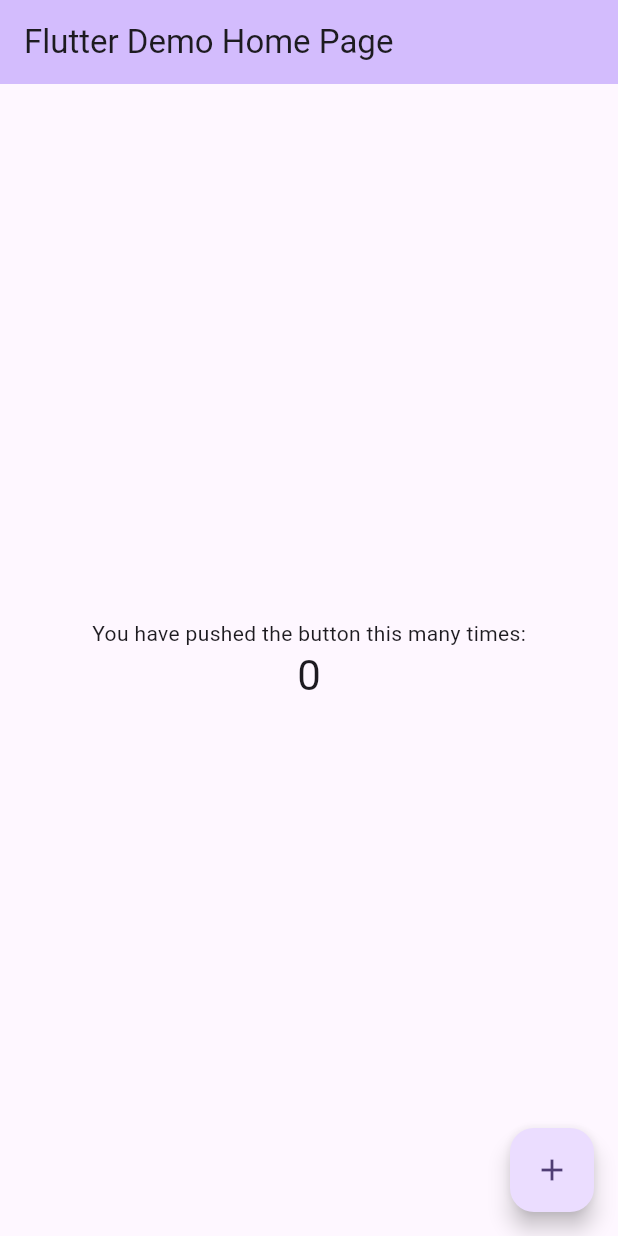
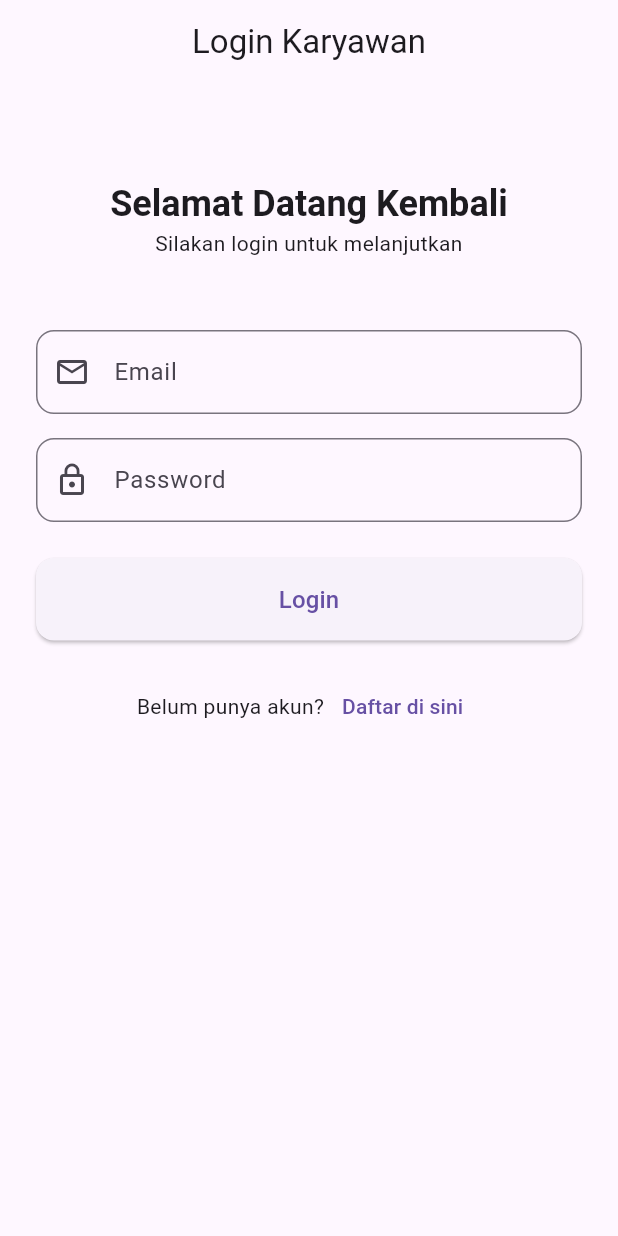
Before and after one commit to Yosua13/Chrono-Point, a Flutter app: the screen it shows after launch, on a phone screen of 412 x 824 dp. Run offline on Flutter 3.47's test engine with Material 3 defaults, Android fonts, the phone set to English and light mode, and no system bars; our stand-ins replace firebase_core; accounts and stored records are empty; generated files the repository leaves out were written again.

Commit message:
Feat(login dan register): membuat tampilan login dan register

```diff
--- a/lib/main.dart
+++ b/lib/main.dart
@@ -1,122 +1,29 @@
+import 'package:chrono_point/presentation/screens/login_screen.dart';
 import 'package:flutter/material.dart';
+import 'package:firebase_core/firebase_core.dart';
+import 'firebase_options.dart';
 
-void main() {
+void main() async {
+  WidgetsFlutterBinding.ensureInitialized();
+  await Firebase.initializeApp(options: DefaultFirebaseOptions.currentPlatform);
   runApp(const MyApp());
 }
 
 class MyApp extends StatelessWidget {
   const MyApp({super.key});
 
-  // This widget is the root of your application.
   @override
   Widget build(BuildContext context) {
     return MaterialApp(
-      title: 'Flutter Demo',
+      title: 'Aplikasi Absensi',
+      debugShowCheckedModeBanner: false,
       theme: ThemeData(
-        // This is the theme of your application.
-        //
-        // TRY THIS: Try running your application with "flutter run". You'll see
-        // the application has a purple toolbar. Then, without quitting the app,
-        // try changing the seedColor in the colorScheme below to Colors.green
-        // and then invoke "hot reload" (save your changes or press the "hot
-        // reload" button in a Flutter-supported IDE, or press "r" if you used
-        // the command line to start the app).
-        //
-        // Notice that the counter didn't reset back to zero; the application
-        // state is not lost during the reload. To reset the state, use hot
-        // restart instead.
-        //
-        // This works for code too, not just values: Most code changes can be
-        // tested with just a hot reload.
-        colorScheme: ColorScheme.fromSeed(seedColor: Colors.deepPurple),
+        primarySwatch: Colors.indigo,
+        visualDensity: VisualDensity.adaptivePlatformDensity,
+        // Atur font default jika diperlukan
+        // fontFamily: 'Poppins',
       ),
-      home: const MyHomePage(title: 'Flutter Demo Home Page'),
+      home: LoginScreen(),
     );
   }
 }
-
-class MyHomePage extends StatefulWidget {
-  const MyHomePage({super.key, required this.title});
-
-  // This widget is the home page of your application. It is stateful, meaning
-  // that it has a State object (defined below) that contains fields that affect
-  // how it looks.
-
-  // This class is the configuration for the state. It holds the values (in this
-  // case the title) provided by the parent (in this case the App widget) and
-  // used by the build method of the State. Fields in a Widget subclass are
-  // always marked "final".
-
-  final String title;
-
-  @override
-  State<MyHomePage> createState() => _MyHomePageState();
-}
-
-class _MyHomePageState extends State<MyHomePage> {
-  int _counter = 0;
-
-  void _incrementCounter() {
-    setState(() {
-      // This call to setState tells the Flutter framework that something has
-      // changed in this State, which causes it to rerun the build method below
-      // so that the display can reflect the updated values. If we changed
-      // _counter without calling setState(), then the build method would not be
-      // called again, and so nothing would appear to happen.
-      _counter++;
-    });
-  }
-
-  @override
-  Widget build(BuildContext context) {
-    // This method is rerun every time setState is called, for instance as done
-    // by the _incrementCounter method above.
-    //
-    // The Flutter framework has been optimized to make rerunning build methods
-    // fast, so that you can just rebuild anything that needs updating rather
-    // than having to individually change instances of widgets.
-    return Scaffold(
-      appBar: AppBar(
-        // TRY THIS: Try changing the color here to a specific color (to
-        // Colors.amber, perhaps?) and trigger a hot reload to see the AppBar
-        // change color while the other colors stay the same.
-        backgroundColor: Theme.of(context).colorScheme.inversePrimary,
-        // Here we take the value from the MyHomePage object that was created by
-        // the App.build method, and use it to set our appbar title.
-        title: Text(widget.title),
-      ),
-      body: Center(
-        // Center is a layout widget. It takes a single child and positions it
-        // in the middle of the parent.
-        child: Column(
-          // Column is also a layout widget. It takes a list of children and
-          // arranges them vertically. By default, it sizes itself to fit its
-          // children horizontally, and tries to be as tall as its parent.
-          //
-          // Column has various properties to control how it sizes itself and
-          // how it positions its children. Here we use mainAxisAlignment to
-          // center the children vertically; the main axis here is the vertical
-          // axis because Columns are vertical (the cross axis would be
-          // horizontal).
-          //
-          // TRY THIS: Invoke "debug painting" (choose the "Toggle Debug Paint"
-          // action in the IDE, or press "p" in the console), to see the
-          // wireframe for each widget.
-          mainAxisAlignment: MainAxisAlignment.center,
-          children: <Widget>[
-            const Text('You have pushed the button this many times:'),
-            Text(
-              '$_counter',
-              style: Theme.of(context).textTheme.headlineMedium,
-            ),
-          ],
-        ),
-      ),
-      floatingActionButton: FloatingActionButton(
-        onPressed: _incrementCounter,
-        tooltip: 'Increment',
-        child: const Icon(Icons.add),
-      ), // This trailing comma makes auto-formatting nicer for build methods.
-    );
-  }
-}
--- /dev/null
+++ b/lib/presentation/screens/login_screen.dart
@@ -0,0 +1,116 @@
+import 'package:flutter/material.dart';
+import 'register_screen.dart';
+
+class LoginScreen extends StatefulWidget {
+  const LoginScreen({super.key});
+
+  @override
+  State<LoginScreen> createState() => _LoginScreenState();
+}
+
+class _LoginScreenState extends State<LoginScreen> {
+  @override
+  Widget build(BuildContext context) {
+    // Controller untuk mengambil teks dari input field
+    final TextEditingController emailController = TextEditingController();
+    final TextEditingController passwordController = TextEditingController();
+
+    return Scaffold(
+      appBar: AppBar(title: Text('Login Karyawan'), centerTitle: true),
+      body: SingleChildScrollView(
+        child: Padding(
+          padding: const EdgeInsets.all(24.0),
+          child: Column(
+            mainAxisAlignment: MainAxisAlignment.center,
+            crossAxisAlignment: CrossAxisAlignment.stretch,
+            children: <Widget>[
+              // Header atau Logo bisa ditambahkan di sini
+              SizedBox(height: 40),
+              Text(
+                'Selamat Datang Kembali',
+                textAlign: TextAlign.center,
+                style: Theme.of(context).textTheme.headlineSmall?.copyWith(
+                  fontWeight: FontWeight.bold,
+                ),
+              ),
+              Text(
+                'Silakan login untuk melanjutkan',
+                textAlign: TextAlign.center,
+                style: Theme.of(context).textTheme.bodyMedium,
+              ),
+              SizedBox(height: 48),
+
+              // Input Field untuk Email
+              TextFormField(
+                controller: emailController,
+                decoration: InputDecoration(
+                  labelText: 'Email',
+                  prefixIcon: Icon(Icons.email_outlined),
+                  border: OutlineInputBorder(
+                    borderRadius: BorderRadius.circular(12),
+                  ),
+                ),
+                keyboardType: TextInputType.emailAddress,
+              ),
+              SizedBox(height: 16),
+
+              // Input Field untuk Password
+              TextFormField(
+                controller: passwordController,
+                obscureText: true, // Menyembunyikan teks password
+                decoration: InputDecoration(
+                  labelText: 'Password',
+                  prefixIcon: Icon(Icons.lock_outline),
+                  border: OutlineInputBorder(
+                    borderRadius: BorderRadius.circular(12),
+                  ),
+                ),
+              ),
+              SizedBox(height: 24),
+
+              // Tombol Login
+              ElevatedButton(
+                style: ElevatedButton.styleFrom(
+                  padding: EdgeInsets.symmetric(vertical: 16),
+                  shape: RoundedRectangleBorder(
+                    borderRadius: BorderRadius.circular(12),
+                  ),
+                ),
+                onPressed: () {
+                  // Aksi ketika tombol login ditekan
+                  // Untuk saat ini, kita hanya print datanya
+                  final email = emailController.text;
+                  final password = passwordController.text;
+                  print('Email: $email, Password: $password');
+                  // Di sini nanti logika untuk login ke server/firebase
+                },
+                child: Text('Login', style: TextStyle(fontSize: 16)),
+              ),
+              SizedBox(height: 20),
+
+              // Link ke Halaman Register
+              Row(
+                mainAxisAlignment: MainAxisAlignment.center,
+                children: [
+                  Text('Belum punya akun?'),
+                  TextButton(
+                    onPressed: () {
+                      // Navigasi ke halaman Register
+                      Navigator.push(
+                        context,
+                        MaterialPageRoute(
+                          builder: (context) => RegisterScreen(),
+                        ),
+                      );
+                    },
+                    child: Text('Daftar di sini'),
+                  ),
+                ],
+              ),
+            ],
+          ),
+        ),
+      ),
+    );
+  }
+}
```
Also changed, not shown: lib/presentation/screens/register_screen.dart (added, +139 -0 lines), 6 other files.
